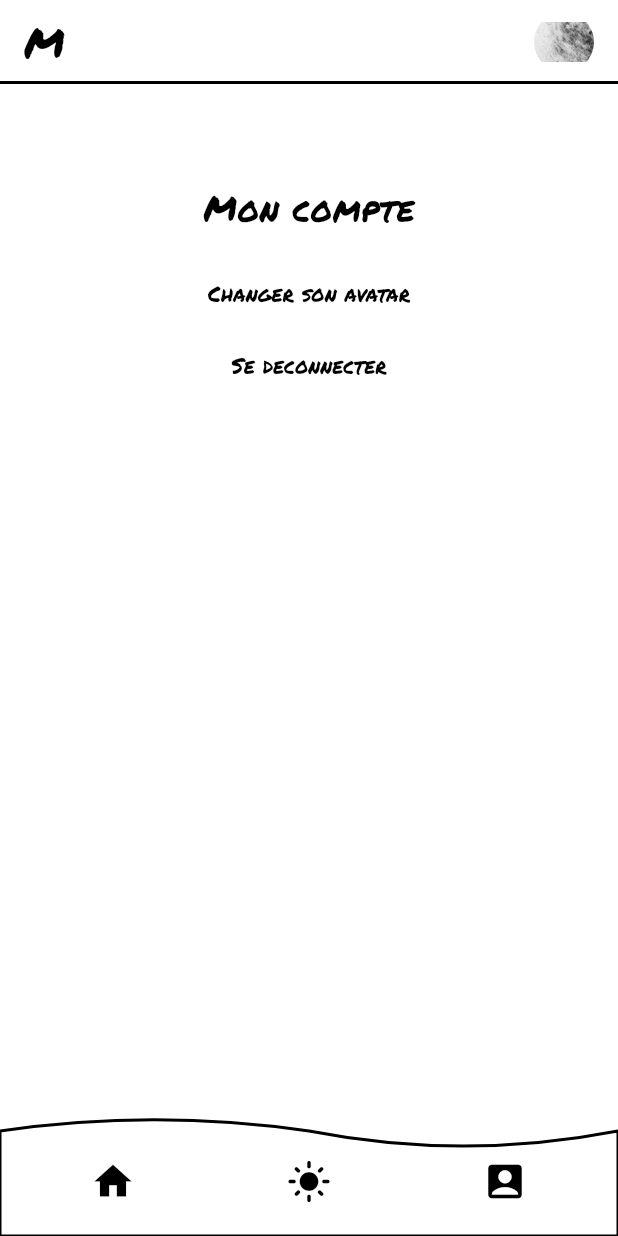
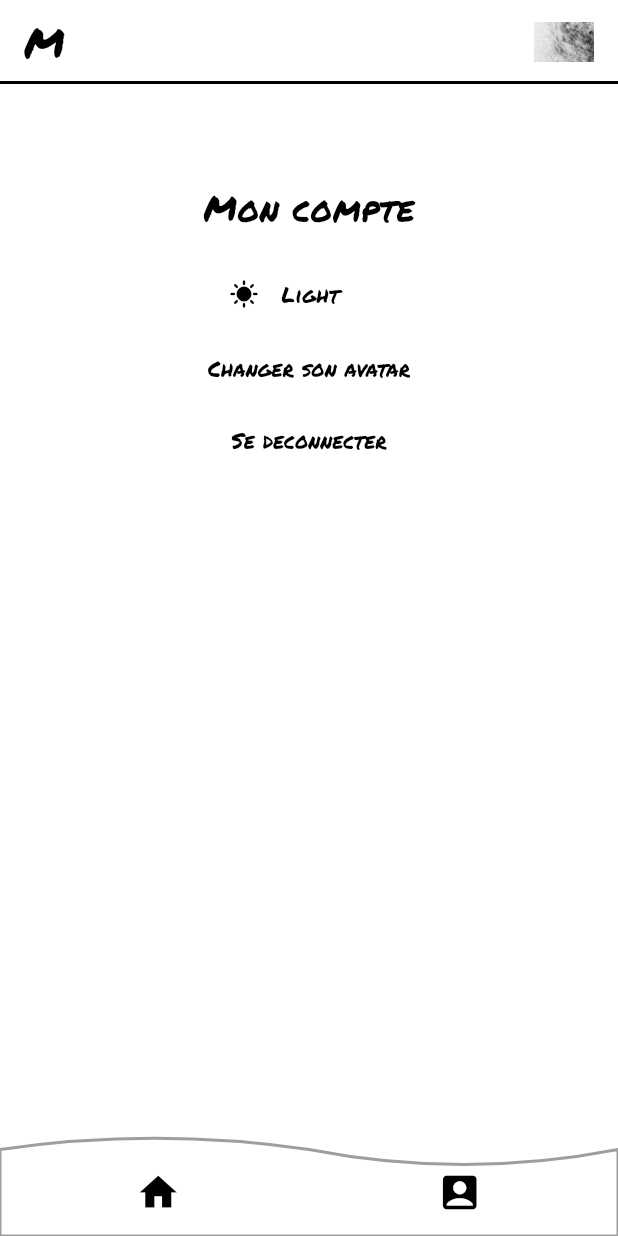
Before and after one commit to Lud-ly/flutter_template_mvc, a Flutter app: the AccountPage screen opened directly, on a phone screen of 412 x 824 dp. Run offline on Flutter 3.47's test engine with Material 3 defaults, Android fonts, the light colour scheme and no system bars; our stand-ins replace cloud_firestore, email_validator, firebase_auth, firebase_core, flutter_chat_types, get and 3 more; missing offline and left inert: flutter_firebase_chat_core; accounts and stored records are empty.

Commit message:
custom theme

```diff
--- a/lib/auth/login.dart
+++ b/lib/auth/login.dart
@@ -2,11 +2,13 @@ import 'package:firebase_auth/firebase_auth.dart';
 import 'package:get/get.dart';
 import 'package:modal_progress_hud_nsn/modal_progress_hud_nsn.dart';
 import 'package:flutter/material.dart';
+import 'package:provider/provider.dart';
 import 'package:whowhats/auth/password.dart';
 import 'package:whowhats/auth/register.dart';
 import 'package:whowhats/api/login_service.dart';
 import 'package:whowhats/reusable/animations/bounced_icon.dart';
 import 'package:whowhats/reusable/libs/tools_lib.dart';
+import 'package:whowhats/reusable/theme/theme_provider.dart';
 import 'package:whowhats/screens/home.dart';
 import 'package:whowhats/utils/shortcuts.dart';
 
@@ -27,6 +29,8 @@ class _LoginState extends State<Login> {
 
   @override
   Widget build(BuildContext context) {
+    final themeProvider = Provider.of<ThemeProvider>(context);
+
     return Scaffold(
       body: ModalProgressHUD(
         inAsyncCall: showSpinner,
@@ -73,7 +77,7 @@ class _LoginState extends State<Login> {
                     style: TextStyle(
                         fontFamily: 'PermanentMarker',
                         fontSize: 20,
-                        color: Colors.black),
+                        color: themeProvider.getTheme().highlightColor),
                   ),
                 ),
                 SizedBox(
@@ -105,11 +109,12 @@ class _LoginState extends State<Login> {
                         border: const OutlineInputBorder(
                           borderRadius: BorderRadius.all(Radius.circular(8)),
                         ),
-                        labelStyle: TextStyle(color: Colors.black),
+                        labelStyle: TextStyle(
+                            color: themeProvider.getTheme().highlightColor),
                         suffixIcon: IconButton(
                           icon: Icon(
                             Icons.email,
-                            color: Colors.black,
+                            color: themeProvider.getTheme().highlightColor,
                           ),
                           onPressed: () {
                             ScaffoldMessenger.of(context).showSnackBar(
@@ -125,8 +130,9 @@ class _LoginState extends State<Login> {
                           borderRadius: BorderRadius.all(Radius.circular(12.0)),
                         ),
                         focusedBorder: OutlineInputBorder(
-                          borderSide:
-                              BorderSide(color: Colors.black, width: 4.0),
+                          borderSide: BorderSide(
+                              color: themeProvider.getTheme().highlightColor,
+                              width: 4.0),
                           borderRadius: BorderRadius.all(Radius.circular(12.0)),
                         ),
                       ),
@@ -140,13 +146,14 @@ class _LoginState extends State<Login> {
                         border: const OutlineInputBorder(
                           borderRadius: BorderRadius.all(Radius.circular(8)),
                         ),
-                        labelStyle: TextStyle(color: Colors.black),
+                        labelStyle: TextStyle(
+                            color: themeProvider.getTheme().highlightColor),
                         suffixIcon: IconButton(
                           icon: Icon(
                             _passwordVisible
                                 ? Icons.visibility
                                 : Icons.visibility_off,
-                            color: Colors.black,
+                            color: themeProvider.getTheme().highlightColor,
                           ),
                           onPressed: () {
                             setState(() {
@@ -155,8 +162,9 @@ class _LoginState extends State<Login> {
                           },
                         ),
                         enabledBorder: OutlineInputBorder(
-                          borderSide:
-                              BorderSide(color: Colors.black, width: 2.0),
+                          borderSide: BorderSide(
+                              color: themeProvider.getTheme().highlightColor,
+                              width: 2.0),
                           borderRadius: BorderRadius.all(Radius.circular(12.0)),
                         ),
                         focusedBorder: OutlineInputBorder(
@@ -183,7 +191,8 @@ class _LoginState extends State<Login> {
                       ),
                     ),
                     style: ButtonStyle(
-                      backgroundColor: MaterialStateProperty.all(Colors.black),
+                      backgroundColor: MaterialStateProperty.all(
+                          themeProvider.getTheme().primaryColor),
                       foregroundColor: CodeShortcuts.getColor(Colors.white),
                       shape: MaterialStateProperty.all<RoundedRectangleBorder>(
                         RoundedRectangleBorder(
--- a/lib/reusable/customs/custom_scaffold.dart
+++ b/lib/reusable/customs/custom_scaffold.dart
@@ -1,7 +1,9 @@
 import 'package:flutter/foundation.dart';
 import 'package:flutter/material.dart';
+import 'package:provider/provider.dart';
 import 'package:whowhats/reusable/libs/tools_lib.dart';
 import 'package:firebase_auth/firebase_auth.dart';
+import 'package:whowhats/reusable/theme/theme_provider.dart';
 import 'package:whowhats/widgets/header.dart';
 
 import '../../widgets/footer.dart';
@@ -16,6 +18,8 @@ class CustomScaffold extends StatelessWidget {
 
   @override
   Widget build(BuildContext context) {
+    final themeProvider = Provider.of<ThemeProvider>(context);
+
     return Scaffold(
       body: Column(
         children: [
@@ -26,8 +30,8 @@ class CustomScaffold extends StatelessWidget {
               child: Container(
                 padding: const EdgeInsets.all(0),
                 width: SCREEN_WIDTH(context),
-                decoration: const BoxDecoration(
-                  color: Colors.white,
+                decoration: BoxDecoration(
+                  color: themeProvider.getTheme().primaryColor,
                   borderRadius:
                       BorderRadius.all(Radius.circular(kIsWeb ? 40 : 20)),
                 ),
--- a/lib/reusable/theme/theme.dart
+++ b/lib/reusable/theme/theme.dart
@@ -7,7 +7,7 @@ const Color kBlackColor = Colors.black;
 const Color kGreenColor = Colors.greenAccent;
 
 ThemeData lightTheme = ThemeData(
-  primaryColor: kGreenColor,
+  primaryColor: kWhiteColor,
   scaffoldBackgroundColor: kWhiteColor,
   backgroundColor: kWhiteColor,
   primaryColorLight: kWhiteColor,
@@ -23,7 +23,7 @@ ThemeData lightTheme = ThemeData(
 );
 
 ThemeData darkTheme = ThemeData(
-  primaryColor: kGreenColor,
+  primaryColor: kBlackColor,
   scaffoldBackgroundColor: Colors.black,
   highlightColor: kWhiteColor,
   backgroundColor: kBlackColor,
--- a/lib/screens/account.dart
+++ b/lib/screens/account.dart
@@ -1,9 +1,15 @@
+import 'package:flutter/foundation.dart';
 import 'package:flutter/material.dart';
 import 'package:firebase_auth/firebase_auth.dart';
 import 'package:get/get.dart';
+import 'package:provider/provider.dart';
 import 'package:whowhats/api/firebase_services.dart';
 import 'package:whowhats/reusable/libs/tools_lib.dart';
+import 'package:whowhats/reusable/miscellaneous/custom_textstyles.dart';
+import 'package:whowhats/reusable/theme/theme.dart';
+import 'package:whowhats/reusable/theme/theme_provider.dart';
 import 'package:whowhats/screens/welcome.dart';
+import 'package:whowhats/utils/row_button.dart';
 
 import '../reusable/customs/custom_scaffold.dart';
 
@@ -32,6 +38,7 @@ class _AccountPageState extends State<AccountPage> {
 
   @override
   Widget build(BuildContext context) {
+    final themeProvider = Provider.of<ThemeProvider>(context);
     return CustomScaffold(
       body: Column(
         mainAxisAlignment: MainAxisAlignment.center,
@@ -45,17 +52,37 @@ class _AccountPageState extends State<AccountPage> {
                 'Mon compte',
                 style: TextStyle(
                     fontFamily: 'PermanentMarker',
-                    color: Colors.black,
+                    color: themeProvider.getTheme().highlightColor,
                     fontSize: 23),
               ),
+            ),
+          ),
+          RowButton(
+            Icon(
+              themeProvider.isLightTheme()
+                  ? Icons.sunny
+                  : Icons.dark_mode_outlined,
+              color: themeProvider.getTheme().highlightColor,
+              size: kIsWeb ? 60 : 20,
+            ),
+            themeProvider.isLightTheme() ? "Light" : "Dark",
+            () {
+              themeProvider.toggleTheme();
+            },
+            Colors.transparent,
+            TextStyle(
+              fontFamily: 'PermanentMarker',
+              color: themeProvider.getTheme().highlightColor,
             ),
           ),
           TextButton(
             onPressed: () {},
             child: Text(
               'Changer son avatar',
-              style:
-                  TextStyle(fontFamily: 'PermanentMarker', color: Colors.black),
+              style: TextStyle(
+                fontFamily: 'PermanentMarker',
+                color: themeProvider.getTheme().highlightColor,
+              ),
             ),
           ),
           TextButton(
@@ -65,8 +92,10 @@ class _AccountPageState extends State<AccountPage> {
             },
             child: Text(
               'Se deconnecter',
-              style:
-                  TextStyle(fontFamily: 'PermanentMarker', color: Colors.black),
+              style: TextStyle(
+                fontFamily: 'PermanentMarker',
+                color: themeProvider.getTheme().highlightColor,
+              ),
             ),
           ),
           SizedBox(height: 500),
--- a/lib/screens/home.dart
+++ b/lib/screens/home.dart
@@ -1,5 +1,7 @@
 import 'package:flutter/material.dart';
 import 'package:firebase_auth/firebase_auth.dart';
+import 'package:provider/provider.dart';
+import 'package:whowhats/reusable/theme/theme_provider.dart';
 import '../reusable/customs/custom_scaffold.dart';
 
 class HomePage extends StatefulWidget {
@@ -41,6 +43,8 @@ class _HomePageState extends State<HomePage> {
 
   @override
   Widget build(BuildContext context) {
+    final themeProvider = Provider.of<ThemeProvider>(context);
+
     return CustomScaffold(
       body: Column(
         mainAxisAlignment: MainAxisAlignment.center,
@@ -54,7 +58,7 @@ class _HomePageState extends State<HomePage> {
                 'Maintenance mode in on !',
                 style: TextStyle(
                     fontFamily: 'PermanentMarker',
-                    color: Colors.black,
+                    color: themeProvider.getTheme().highlightColor,
                     fontSize: 20),
               ),
             ),
--- /dev/null
+++ b/lib/utils/row_button.dart
@@ -0,0 +1,53 @@
+import 'package:flutter/foundation.dart';
+import 'package:flutter/material.dart';
+import 'package:whowhats/reusable/libs/tools_lib.dart';
+import 'package:whowhats/reusable/theme/theme.dart';
+
+class RowButton extends StatelessWidget {
+  final Icon _icon;
+  final String _msg;
+  final Function _onPressed;
+  final Color _rowColor;
+  final TextStyle _textStyle;
+  const RowButton(
+      this._icon, this._msg, this._onPressed, this._rowColor, this._textStyle,
+      {Key? key})
+      : super(key: key);
+
+  @override
+  Widget build(BuildContext context) {
+    return MouseRegion(
+      cursor: SystemMouseCursors.click,
+      child: InkWell(
+        splashColor: kBlackColor,
+        child: Container(
+          decoration: BoxDecoration(
+            color: _rowColor,
+          ),
+          child: Row(
+            mainAxisAlignment: MainAxisAlignment.spaceAround,
+            children: [
+              SizedBox(
+                width: SCREEN_WIDTH(context) / 2.7,
+              ),
+              _icon,
+              Expanded(
+                child: Padding(
+                    padding: const EdgeInsets.all(
+                        15), //apply padding to all four sides
+                    child: Text(
+                      _msg,
+                      style: _textStyle,
+                      overflow: TextOverflow.ellipsis,
+                    )),
+              ),
+            ],
+          ),
+        ),
+        onTap: () {
+          _onPressed();
+        },
+      ),
+    );
+  }
+}
--- a/lib/widgets/footer.dart
+++ b/lib/widgets/footer.dart
@@ -2,6 +2,8 @@ import 'package:flutter/foundation.dart';
 import 'package:flutter/material.dart';
 import 'package:flutter/rendering.dart';
 import 'package:get/get.dart';
+import 'package:provider/provider.dart';
+import 'package:whowhats/reusable/theme/theme_provider.dart';
 import 'package:whowhats/screens/welcome.dart';
 import 'package:whowhats/reusable/libs/tools_lib.dart';
 
@@ -36,35 +38,30 @@ class FooterState extends State<Footer> {
 
   @override
   Widget build(BuildContext context) {
-    final double _footerHeight = kIsWeb ? 80 : SCREEN_HEIGHT(context) * 0.085;
+    final double _footerHeight = kIsWeb ? 80 : SCREEN_HEIGHT(context) * 0.070;
+    final themeProvider = Provider.of<ThemeProvider>(context);
 
     Widget footer = SizedBox(
       height: _footerHeight,
       width: SCREEN_WIDTH(context),
       child: Container(
-        color: Colors.white,
+        color: themeProvider.getTheme().primaryColor,
         child: CustomPaint(
           painter: WavePainter(),
           child: Row(
             children: [
               Expanded(
                 child: Padding(
-                  padding: EdgeInsets.all(10),
+                  padding: EdgeInsets.all(5),
                   child: Row(
                     mainAxisAlignment: MainAxisAlignment.spaceAround,
-                    crossAxisAlignment: CrossAxisAlignment.center,
+                    crossAxisAlignment: CrossAxisAlignment.start,
                     children: <Widget>[
                       _BubbleButton(
                         _PageType.home,
                         Icon(Icons.home),
                         "Home",
                         key: const Key("goToHomeBtn"),
-                      ),
-                      _BubbleButton(
-                        _PageType.account,
-                        Icon(Icons.light_mode),
-                        "light",
-                        key: const Key("goToAlarmeBtn"),
                       ),
                       _BubbleButton(
                         _PageType.account,
@@ -116,7 +113,7 @@ class WavePainter extends CustomPainter {
   @override
   void paint(Canvas canvas, Size size) {
     final paint = Paint()
-      ..color = Colors.black // Changer la couleur ici
+      ..color = Colors.grey
       ..style = PaintingStyle.stroke
       ..strokeWidth = 2.0; // Changer l'épaisseur ici
 
@@ -181,6 +178,8 @@ class _BubbleButton extends StatefulWidget {
 class _BubbleButtonState extends State<_BubbleButton> {
   @override
   Widget build(BuildContext context) {
+    final themeProvider = Provider.of<ThemeProvider>(context);
+
     return SizedBox(
       width: MediaQuery.of(context).size.width * 0.2,
       child: Column(
@@ -188,13 +187,9 @@ class _BubbleButtonState extends State<_BubbleButton> {
           Flexible(
             child: IconButton(
               onPressed: () {
-                widget.isSelected = true;
                 _goTo(widget._page);
               },
-              color: widget.isSelected
-                  ? Color.fromARGB(255, 50, 205, 55)
-                  : Colors
-                      .black, // Changer la couleur en fonction de la sélection
+              color: themeProvider.getTheme().highlightColor,
               icon: widget._icon,
               iconSize: 30,
             ),
--- a/lib/widgets/header.dart
+++ b/lib/widgets/header.dart
@@ -1,4 +1,6 @@
 import 'package:flutter/material.dart';
+import 'package:provider/provider.dart';
+import 'package:whowhats/reusable/theme/theme_provider.dart';
 
 class Header extends StatefulWidget {
   @override
@@ -10,6 +12,7 @@ class _HeaderState extends State<Header> {
 
   @override
   Widget build(BuildContext context) {
+    final themeProvider = Provider.of<ThemeProvider>(context);
     return AppBar(
       title: Row(
         mainAxisAlignment: MainAxisAlignment.spaceBetween,
@@ -19,19 +22,17 @@ class _HeaderState extends State<Header> {
             style: TextStyle(
                 fontSize: 28,
                 fontFamily: 'PermanentMarker',
-                color: Colors.black),
+                color: themeProvider.getTheme().highlightColor),
           ),
-          ClipOval(
-            child: Image(
-              image: AssetImage("assets/images/distress.jpg"),
-              width: 40,
-              height: 40,
-            ),
+          Image(
+            image: AssetImage("assets/images/distress.jpg"),
+            width: 40,
+            height: 40,
           ),
         ],
       ),
 
-      backgroundColor: Colors.white,
+      backgroundColor: themeProvider.getTheme().primaryColor,
       automaticallyImplyLeading: false,
       elevation: 0, // C
       shape: Border(
```
